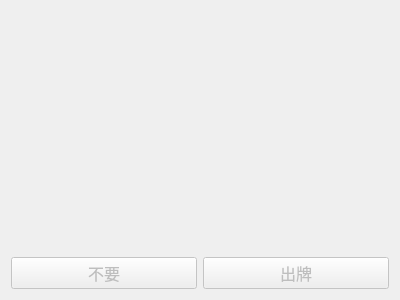
UNIDY2002/Doudizhu, file ui/Game.ui: the form before one commit.
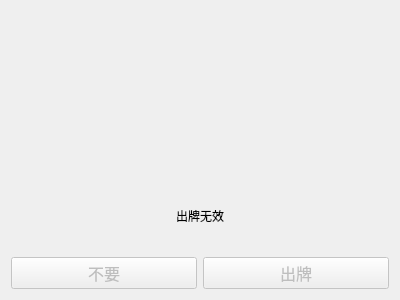
The form after the commit.

```diff
--- a/ui/Game.ui
+++ b/ui/Game.ui
@@ -114,6 +114,16 @@
      </property>
     </spacer>
    </item>
+   <item>
+    <widget class="QLabel" name="subtitle">
+     <property name="text">
+      <string>出牌无效</string>
+     </property>
+     <property name="alignment">
+      <set>Qt::AlignCenter</set>
+     </property>
+    </widget>
+   </item>
    <item>
     <layout class="QHBoxLayout" name="actionContainer">
      <item>
```
